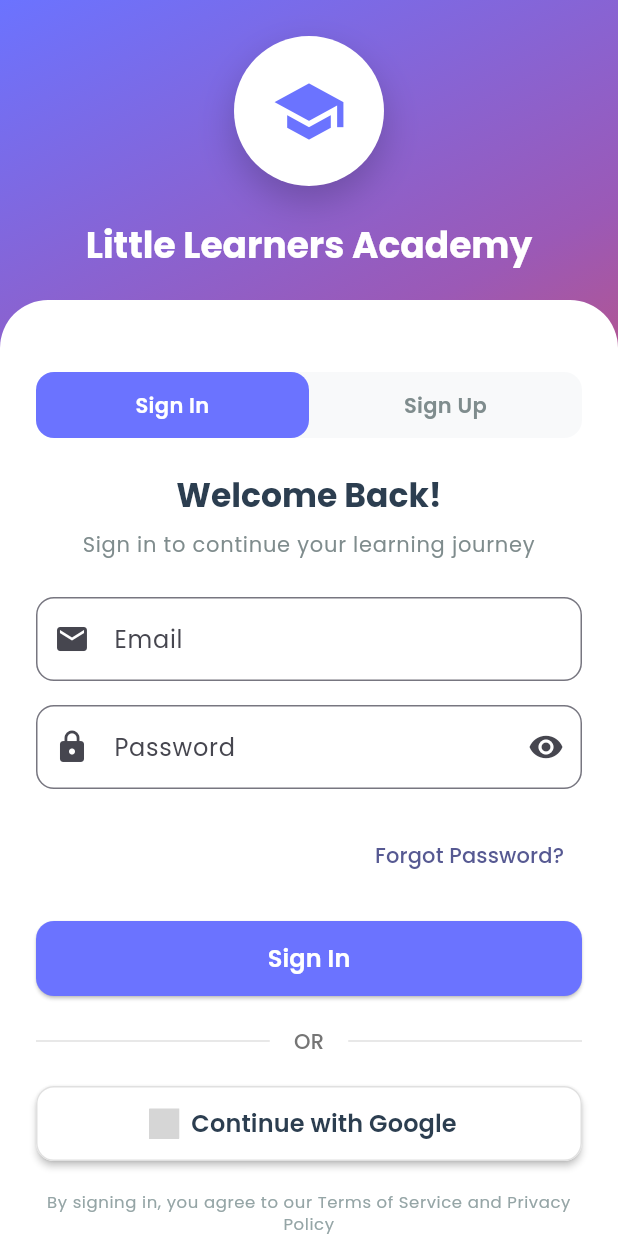
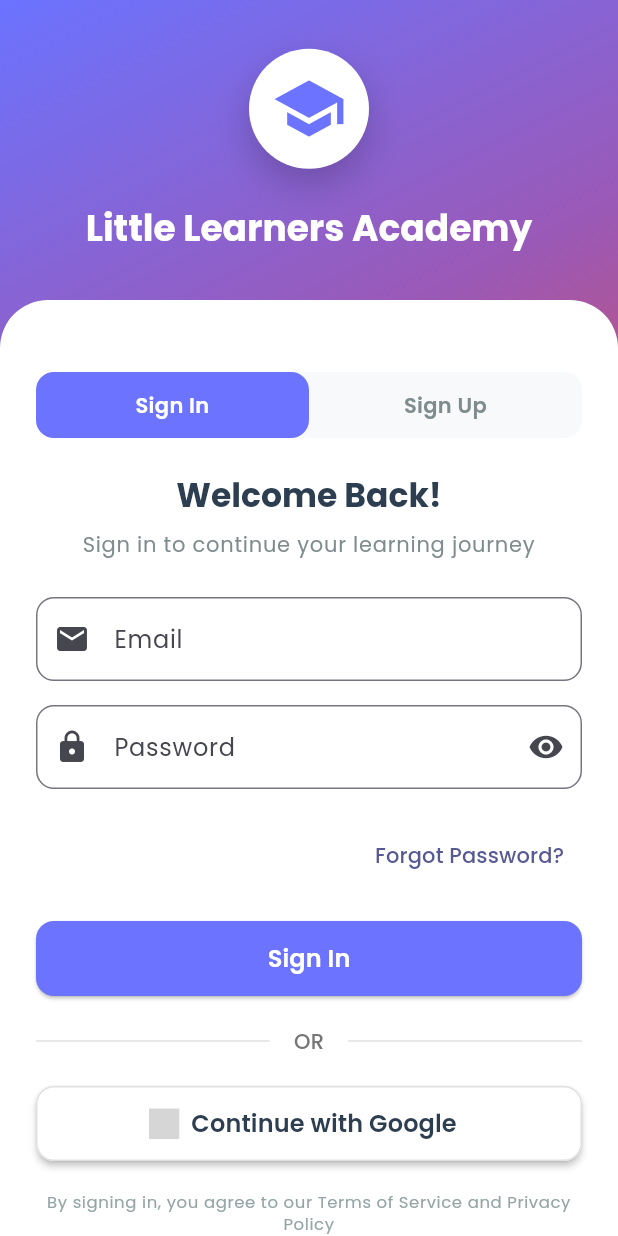
Before and after one commit to prasadsanap8149/little_learner_academy, a Flutter app: the screen it shows after launch, on a phone screen of 412 x 824 dp. Run offline on Flutter 3.47's test engine with Material 3 defaults, Android fonts, the light colour scheme and no system bars; our stand-ins replace audioplayers, cloud_firestore, firebase_auth, firebase_core, flutter_secure_storage, flutter_svg and 4 more; missing offline and left inert: encrypt; accounts and stored records are empty; grey boxes are pictures that could not be loaded.

Commit message:
Fix code and ui issue

```diff
--- a/lib/screens/login_screen.dart
+++ b/lib/screens/login_screen.dart
@@ -329,8 +329,8 @@ class _LoginScreenState extends State<LoginScreen>
                             children: [
                               // App Logo/Icon
                               Container(
-                                width: isSmallScreen ? 80 : 100,
-                                height: isSmallScreen ? 80 : 100,
+                                width: isSmallScreen ? 70 : 80,
+                                height: isSmallScreen ? 70 : 80,
                                 decoration: BoxDecoration(
                                   color: Colors.white,
                                   borderRadius: BorderRadius.circular(50),
--- a/lib/services/encryption_service.dart
+++ b/lib/services/encryption_service.dart
@@ -225,4 +225,3 @@ class EncryptionService {
   /// Get encryption algorithm info
   String get encryptionInfo => 'AES-256-CBC with random IV per operation';
 }
-}
```
Also changed, not shown: pubspec.lock.
